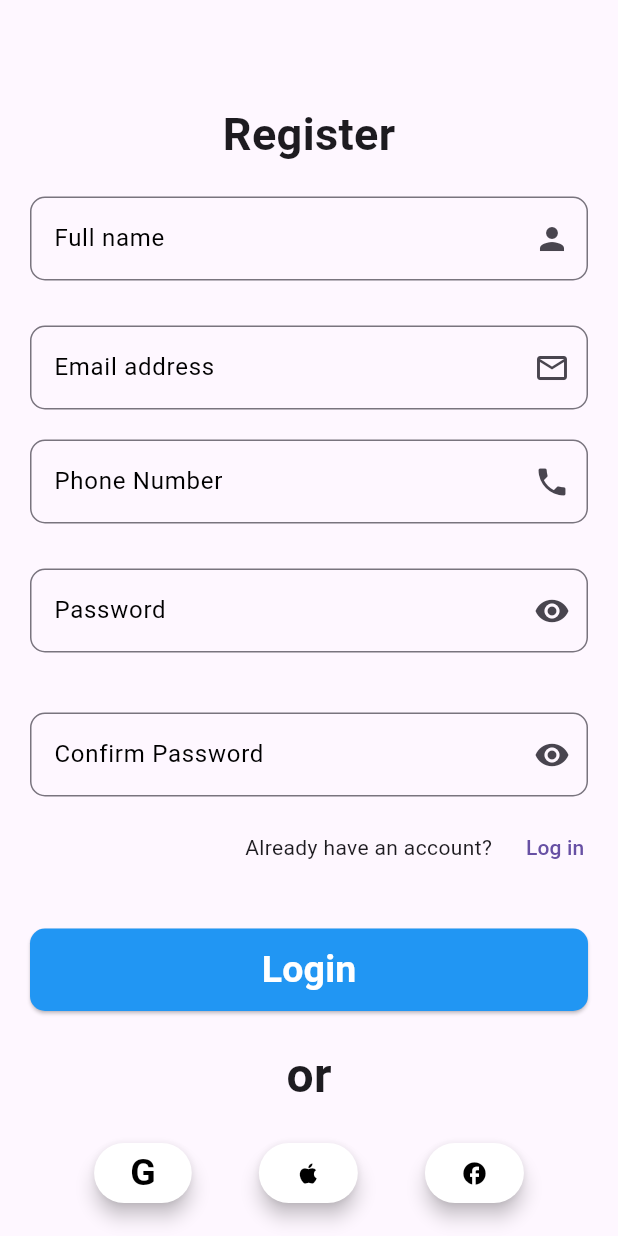
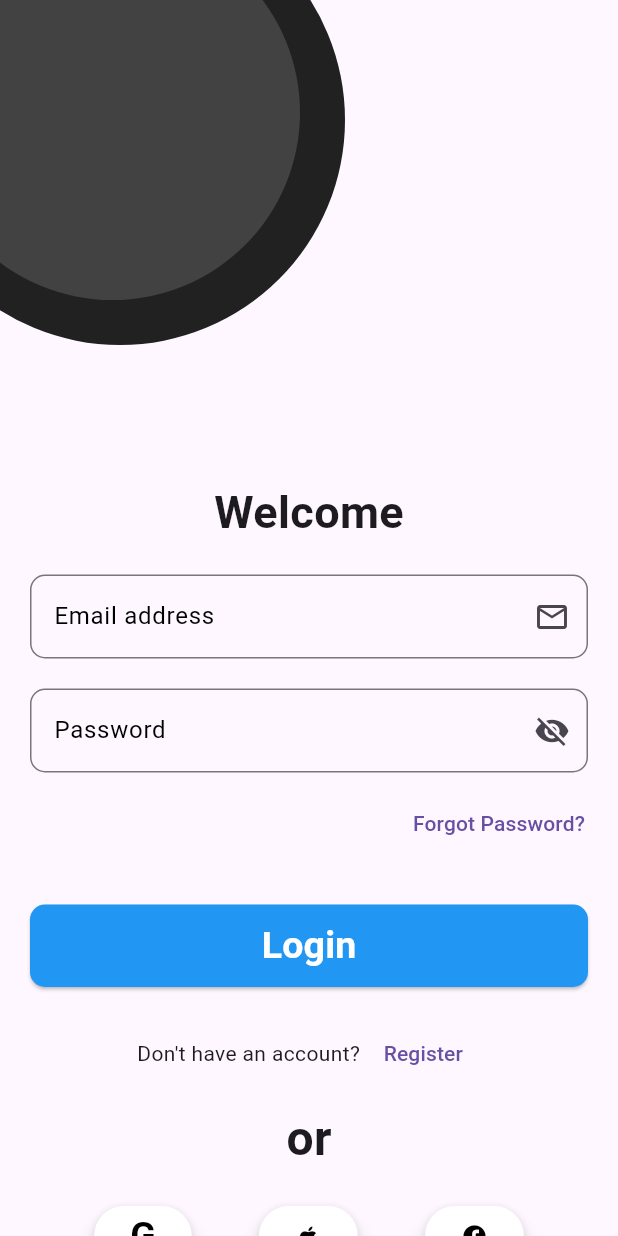
Before and after one commit to emmyliano/deebug_emp, a Flutter app: the SignUp screen opened directly, scrolled down 252 dp, after a tap on "Login", on a phone screen of 412 x 824 dp. Run offline on Flutter 3.47's test engine with Material 3 defaults, Android fonts, the phone set to English and light mode, and no system bars.

Commit message:
Fixed obscurePassword bug

```diff
--- a/lib/forgot_password.dart
+++ b/lib/forgot_password.dart
@@ -88,6 +88,12 @@ class _ForgotPasswordState extends State<ForgotPassword> {
                                 ),
                               ),
                             ),
+
+                            const SizedBox(
+                              width: 10,
+                            ),
+
+
 
                             const SizedBox(
                               width: 10,
--- a/lib/register.dart
+++ b/lib/register.dart
@@ -1,3 +1,4 @@
+import 'package:deebup_emp/sign_in.dart';
 import 'package:flutter/material.dart';
 
 class SignUp extends StatefulWidget {
@@ -148,6 +149,7 @@ class _SignUpState extends State<SignUp> {
                             Padding(
                               padding: const EdgeInsets.all(10),
                               child: TextField(
+                                obscureText: _obscureText,
                                 decoration: InputDecoration(
                                   suffixIcon: IconButton(
                                     onPressed: () {
@@ -209,21 +211,17 @@ class _SignUpState extends State<SignUp> {
                               mainAxisAlignment: MainAxisAlignment.end,
                               children: [
                                 const Text(
-                                    'Already have an account?'
-                                ),
-
-                                const SizedBox(
-                                  width: 10,
+                                    'Already have an account? '
                                 ),
 
                                 TextButton(
                                   onPressed: (){
                                     Navigator.push(
-                                        context, (MaterialPageRoute(builder: (context) => const SignUp())
+                                        context, (MaterialPageRoute(builder: (context) => const SignIn())
                                     ));
                                   },
                                   child: const Text(
-                                      "Log in"
+                                      "Login"
                                   ),
                                 ),
                               ],
--- a/lib/sign_in.dart
+++ b/lib/sign_in.dart
@@ -1,4 +1,5 @@
 import 'package:deebup_emp/forgot_password.dart';
+import 'package:deebup_emp/register.dart';
 import 'package:flutter/material.dart';
 
 class SignIn extends StatefulWidget {
@@ -9,7 +10,7 @@ class SignIn extends StatefulWidget {
 }
 
 class _SignInState extends State<SignIn> {
-  bool _obscureText = true; // this variable is used in the password TextField for visibility on/off
+  bool _obscureText = false; // this variable is used in the password TextField for visibility on/off
 
   @override
   Widget build(BuildContext context) {
@@ -99,6 +100,7 @@ class _SignInState extends State<SignIn> {
 
                           Padding(padding: const EdgeInsets.all(10),
                             child: TextField(
+                              obscureText: _obscureText,
                               decoration: InputDecoration(
                                 suffixIcon: IconButton(
                                   onPressed: () {
@@ -174,6 +176,30 @@ class _SignInState extends State<SignIn> {
                             height: 10,
                           ),
 
+                          Row(
+                            mainAxisAlignment: MainAxisAlignment.center,
+                            children: [
+                              const Text(
+                                  "Don't have an account? "
+                              ),
+
+                              TextButton(
+                                onPressed: (){
+                                  Navigator.push(
+                                      context, (MaterialPageRoute(builder: (context) => const SignUp())
+                                  ));
+                                },
+                                child: const Text(
+                                    "Register"
+                                ),
+                              ),
+                            ],
+                          ),
+
+                          const SizedBox(
+                            height: 10,
+                          ),
+
                           const Text(
                             "or",
                             style: TextStyle(
```
